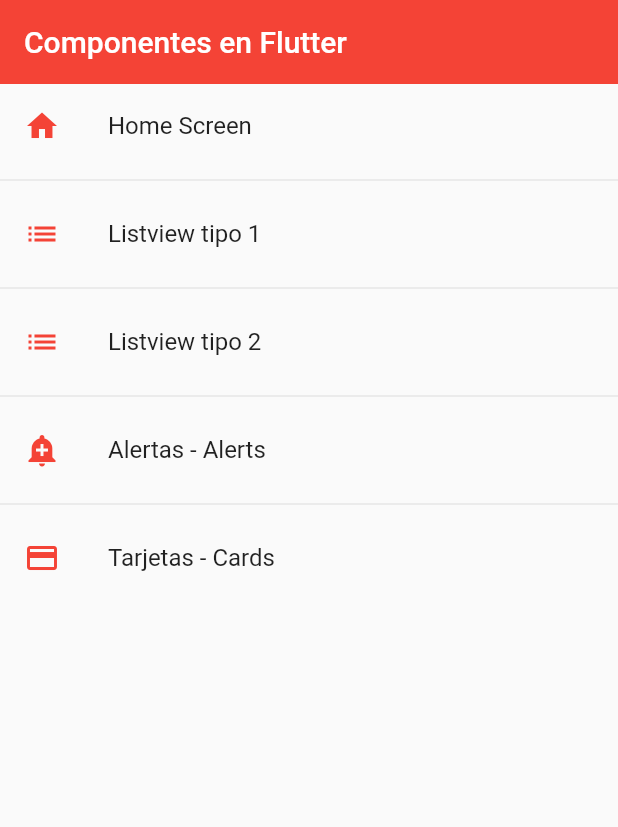
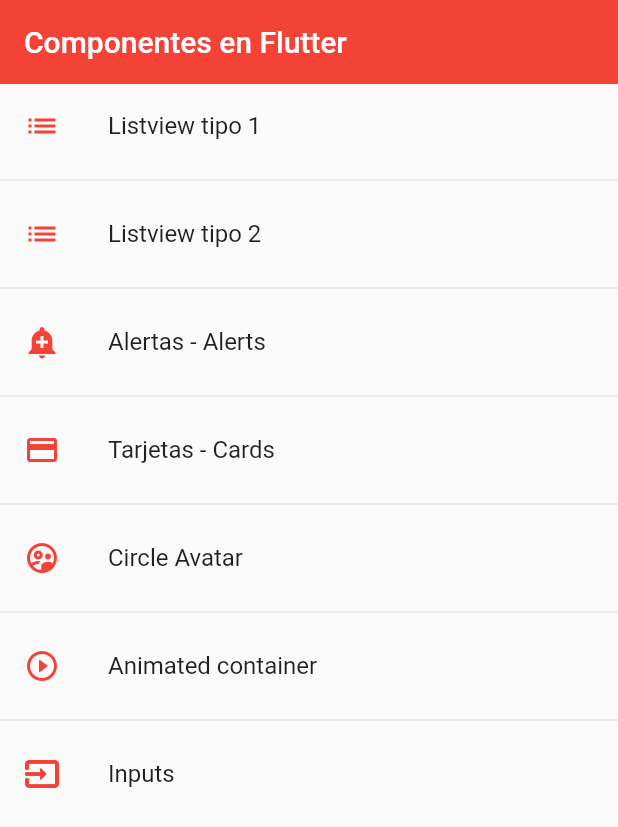
Before and after one commit to jmsm157/flutter-component-v2, a Flutter app: the screen it shows after launch, on a phone screen of 412 x 824 dp. Shown: the top 827 px of the screen. Run offline on Flutter 3.47's test engine with Material 2 defaults, Android fonts, the phone set to English and light mode, and no system bars.

Commit message:
ep 84 al 88

```diff
--- a/lib/router/app_routes.dart
+++ b/lib/router/app_routes.dart
@@ -7,11 +7,11 @@ class AppRoutes {
   static const initialRoute = 'home';
   static final menuOption = <MenuOption>[
     // TODO: borrar home
-    MenuOption(
-        route: 'home',
-        icon: Icons.home,
-        name: 'Home Screen',
-        screen: const HomeScreen()),
+    // MenuOption(
+    //     route: 'home',
+    //     icon: Icons.home,
+    //     name: 'Home Screen',
+    //     screen: const HomeScreen()),
     MenuOption(
         route: 'listview1',
         icon: Icons.list,
@@ -32,10 +32,26 @@ class AppRoutes {
         icon: Icons.credit_card,
         name: 'Tarjetas - Cards',
         screen: const CardScreen()),
+    MenuOption(
+        route: 'avatar',
+        icon: Icons.supervised_user_circle_outlined,
+        name: 'Circle Avatar',
+        screen: const AvatarScreen()),
+    MenuOption(
+        route: 'animated',
+        icon: Icons.play_circle_outline_rounded,
+        name: 'Animated container',
+        screen: const AnimatedScreen()),
+    MenuOption(
+        route: 'inputs',
+        icon: Icons.input_outlined,
+        name: 'Inputs',
+        screen: const InputsScreen()),
   ];
 
   static Map<String, Widget Function(BuildContext)> getAppRoutes() {
     Map<String, Widget Function(BuildContext)> appRoutes = {};
+    appRoutes.addAll({'home': (BuildContext context) => const HomeScreen()});
     for (final option in menuOption) {
       appRoutes.addAll({option.route: (BuildContext context) => option.screen});
     }
--- a/lib/screens/screen.dart
+++ b/lib/screens/screen.dart
@@ -1,5 +1,8 @@
 export 'package:fl_components/screens/alert_screen.dart';
+export 'package:fl_components/screens/animated_screen.dart';
+export 'package:fl_components/screens/avatar_screen.dart';
 export 'package:fl_components/screens/card_screen.dart';
 export 'package:fl_components/screens/home_screen.dart';
+export 'package:fl_components/screens/inputs_screen.dart';
 export 'package:fl_components/screens/listview1_screen.dart';
 export 'package:fl_components/screens/listview2_screen.dart';
```
